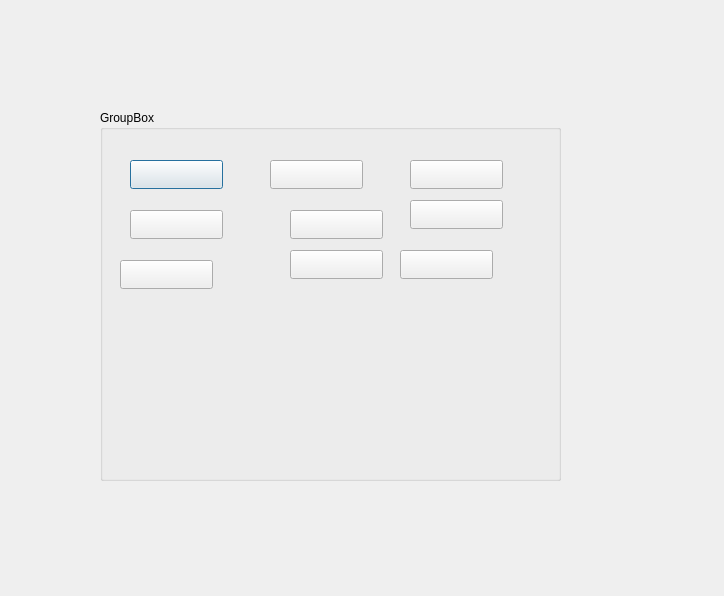
This is GUI/hard1.ui in AHMED-ABDELLATIF56/Advanced-Tic-Tac-Toe as Qt 5 draws it before an edit. The edited form follows.
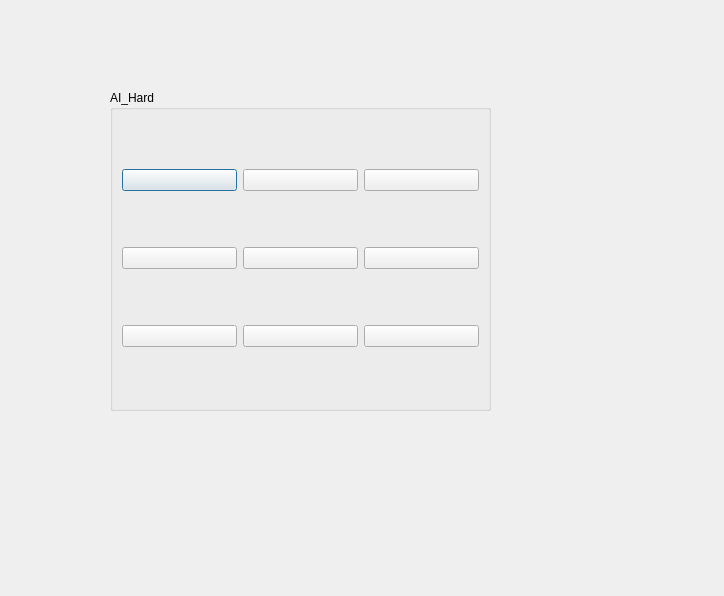
This is the edited form.

```diff
--- a/GUI/hard1.ui
+++ b/GUI/hard1.ui
@@ -16,132 +16,80 @@
   <widget class="QGroupBox" name="groupBox">
    <property name="geometry">
     <rect>
-     <x>100</x>
-     <y>110</y>
-     <width>461</width>
-     <height>371</height>
+     <x>110</x>
+     <y>90</y>
+     <width>381</width>
+     <height>321</height>
     </rect>
    </property>
    <property name="title">
-    <string>GroupBox</string>
+    <string>AI_Hard</string>
    </property>
+   <layout class="QGridLayout" name="gridLayout">
+    <item row="0" column="0">
    <widget class="QPushButton" name="pushButton">
-    <property name="geometry">
-     <rect>
-      <x>30</x>
-      <y>50</y>
-      <width>93</width>
-      <height>29</height>
-     </rect>
-    </property>
     <property name="text">
      <string/>
     </property>
    </widget>
+    </item>
+    <item row="0" column="1">
    <widget class="QPushButton" name="pushButton_2">
-    <property name="geometry">
-     <rect>
-      <x>170</x>
-      <y>50</y>
-      <width>93</width>
-      <height>29</height>
-     </rect>
-    </property>
     <property name="text">
      <string/>
     </property>
    </widget>
+    </item>
+    <item row="0" column="2">
    <widget class="QPushButton" name="pushButton_3">
-    <property name="geometry">
-     <rect>
-      <x>310</x>
-      <y>50</y>
-      <width>93</width>
-      <height>29</height>
-     </rect>
-    </property>
     <property name="text">
      <string/>
     </property>
    </widget>
+    </item>
+    <item row="1" column="0">
    <widget class="QPushButton" name="pushButton_4">
-    <property name="geometry">
-     <rect>
-      <x>30</x>
-      <y>100</y>
-      <width>93</width>
-      <height>29</height>
-     </rect>
-    </property>
     <property name="text">
      <string/>
     </property>
    </widget>
+    </item>
+    <item row="1" column="1">
    <widget class="QPushButton" name="pushButton_5">
-    <property name="geometry">
-     <rect>
-      <x>190</x>
-      <y>100</y>
-      <width>93</width>
-      <height>29</height>
-     </rect>
-    </property>
     <property name="text">
      <string/>
     </property>
    </widget>
+    </item>
+    <item row="1" column="2">
    <widget class="QPushButton" name="pushButton_6">
-    <property name="geometry">
-     <rect>
-      <x>310</x>
-      <y>90</y>
-      <width>93</width>
-      <height>29</height>
-     </rect>
-    </property>
     <property name="text">
      <string/>
     </property>
    </widget>
+    </item>
+    <item row="2" column="0">
    <widget class="QPushButton" name="pushButton_7">
-    <property name="geometry">
-     <rect>
-      <x>20</x>
-      <y>150</y>
-      <width>93</width>
-      <height>29</height>
-     </rect>
-    </property>
     <property name="text">
      <string/>
     </property>
    </widget>
+    </item>
+    <item row="2" column="1">
    <widget class="QPushButton" name="pushButton_8">
-    <property name="geometry">
-     <rect>
-      <x>190</x>
-      <y>140</y>
-      <width>93</width>
-      <height>29</height>
-     </rect>
-    </property>
     <property name="text">
      <string/>
     </property>
    </widget>
+    </item>
+    <item row="2" column="2">
    <widget class="QPushButton" name="pushButton_9">
-    <property name="geometry">
-     <rect>
-      <x>300</x>
-      <y>140</y>
-      <width>93</width>
-      <height>29</height>
-     </rect>
-    </property>
     <property name="text">
      <string/>
     </property>
    </widget>
+    </item>
+   </layout>
   </widget>
  </widget>
  <resources/>
```
Lines whose indentation alone changed are shown as unchanged.
